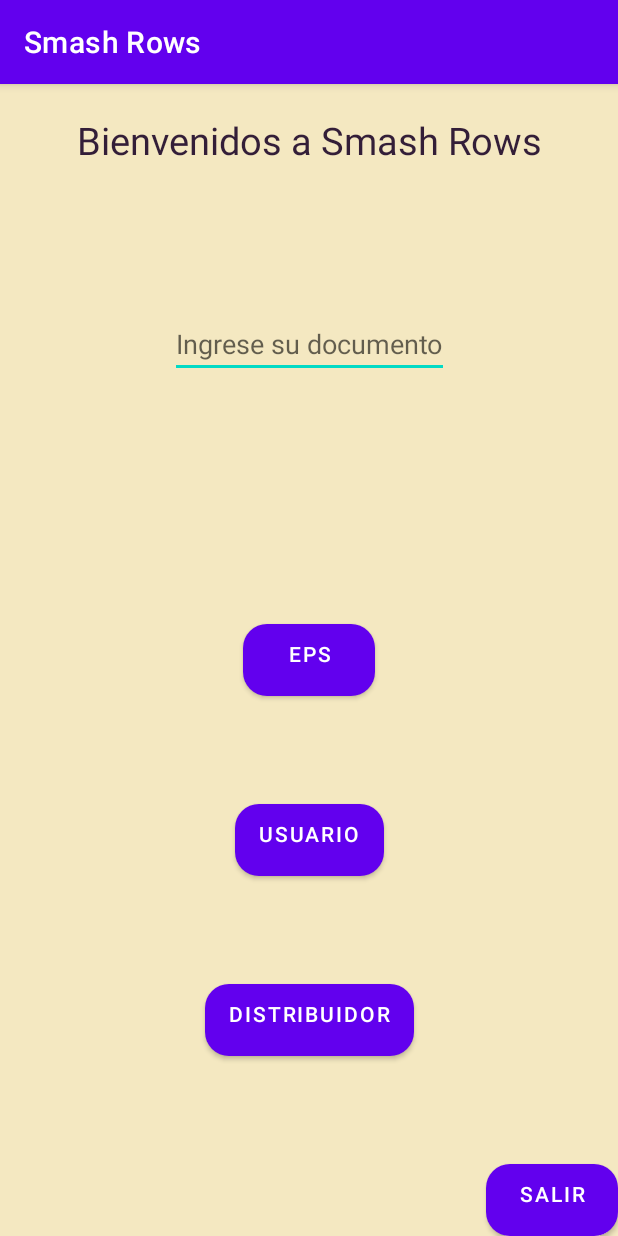
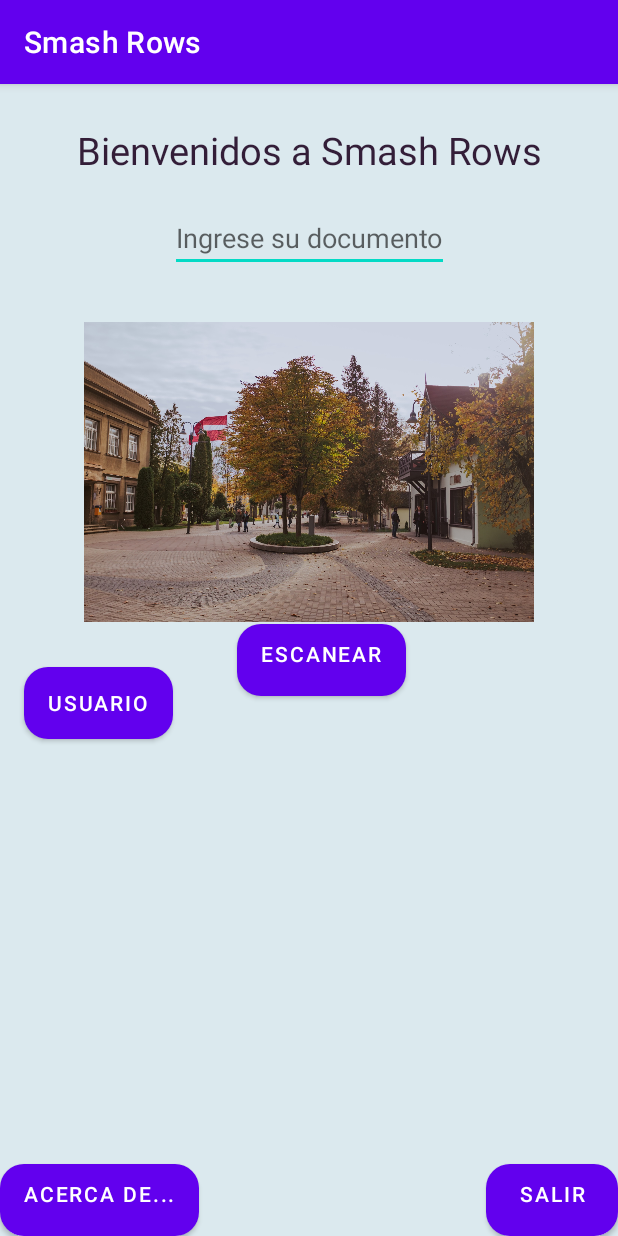
Before and after one commit to Diegoapp55/Proyecto-Sistemas-Embebidos-Smash-Rows, an Android app: the screen it shows after launch (MainActivity), on a phone screen of 412 x 824 dp. Run offline under Robolectric (Android 15) with nearby library versions, the phone set to English and light mode, and no system bars.

Commit message:
Change Button Color

```diff
--- a/SmashRowsApp/app/src/main/res/layout/activity_main.xml
+++ b/SmashRowsApp/app/src/main/res/layout/activity_main.xml
@@ -17,7 +17,7 @@
         android:textColor="#331E38"
         android:layout_margin="10dp"
         android:padding="10dp"
-        app:layout_constraintVertical_bias="0"
+        app:layout_constraintVertical_bias="0.01"
         app:layout_constraintBottom_toBottomOf="parent"
         app:layout_constraintEnd_toEndOf="parent"
         app:layout_constraintStart_toStartOf="parent"
@@ -30,50 +30,61 @@
         android:hint="Ingrese su documento"
         android:layout_margin="10dp"
         android:gravity="center_horizontal"
-        app:layout_constraintVertical_bias="0.2"
+        app:layout_constraintVertical_bias="0.1"
         app:layout_constraintBottom_toBottomOf="parent"
         app:layout_constraintEnd_toEndOf="parent"
         app:layout_constraintStart_toStartOf="parent"
         app:layout_constraintTop_toTopOf="parent"
         android:id="@+id/InsertDocument"/>
 
+    <ImageView
+        android:layout_width="300dp"
+        android:layout_height="200dp"
+        app:layout_constraintBottom_toBottomOf="@id/Users"
+        app:layout_constraintEnd_toEndOf="parent"
+        app:layout_constraintStart_toStartOf="parent"
+        app:layout_constraintTop_toTopOf="@id/InsertDocument"
+        app:srcCompat="@drawable/logo" />
+
+    <Button
+        android:id="@+id/Users"
+        android:layout_width="wrap_content"
+        android:layout_height="wrap_content"
+        android:layout_marginHorizontal="0dp"
+        android:layout_marginStart="16dp"
+        android:background="@drawable/round_button"
+        android:text="Usuario"
+        app:layout_constraintBottom_toBottomOf="parent"
+        app:layout_constraintEnd_toEndOf="0"
+        app:layout_constraintStart_toStartOf="parent"
+        app:layout_constraintTop_toTopOf="parent"
+        app:layout_constraintVertical_bias="0.54" />
+
     <Button
         android:layout_width="wrap_content"
         android:layout_height="wrap_content"
-        android:text="EPS"
+        android:text="Escanear"
         android:gravity="center_horizontal"
         android:background="@drawable/round_button"
         app:layout_constraintBottom_toBottomOf="parent"
         app:layout_constraintEnd_toEndOf="parent"
-        app:layout_constraintStart_toStartOf="parent"
+        app:layout_constraintStart_toStartOf="@id/Users"
         app:layout_constraintTop_toTopOf="parent"
-        android:id="@+id/EPS"/>
-
-
+        android:id="@+id/Scanner"/>
 
     <Button
         android:layout_width="wrap_content"
         android:layout_height="wrap_content"
-        android:text="Usuario"
+        android:text="Acerca de..."
         android:gravity="center_horizontal"
         android:background="@drawable/round_button"
-        app:layout_constraintBottom_toBottomOf="@id/Distributor"
-        app:layout_constraintEnd_toEndOf="parent"
-        app:layout_constraintStart_toStartOf="parent"
-        app:layout_constraintTop_toTopOf="@id/EPS"
-        android:id="@+id/Users"/>
-
-    <Button
-        android:layout_width="wrap_content"
-        android:layout_height="wrap_content"
-        android:text="Distribuidor"
-        android:gravity="center_horizontal"
-        android:background="@drawable/round_button"
+        app:layout_constraintVertical_bias="1"
+        app:layout_constraintHorizontal_bias="0"
         app:layout_constraintBottom_toBottomOf="parent"
         app:layout_constraintEnd_toEndOf="parent"
         app:layout_constraintStart_toStartOf="parent"
-        app:layout_constraintTop_toTopOf="@id/Users"
-        android:id="@+id/Distributor"/>
+        app:layout_constraintTop_toTopOf="parent"
+        android:id="@+id/AboutUs"/>
 
     <Button
         android:layout_width="wrap_content"
--- a/SmashRowsApp/app/src/main/res/values/colors.xml
+++ b/SmashRowsApp/app/src/main/res/values/colors.xml
@@ -7,6 +7,7 @@
     <color name="teal_700">#FF018786</color>
     <color name="black">#FF000000</color>
     <color name="white">#FFFFFFFF</color>
-    <color name="background">#F4E8C1</color>
-    <color name="backButtons">#706993</color>
+    <color name="background">#DBE9EE</color>
+    <color name="backButtons">#A14DA0</color>
+    <color name="steelblue">#4381C1</color>
 </resources>
```
Also changed, not shown: SmashRowsApp/app/src/main/res/drawable-mdpi/exit.png (added), SmashRowsApp/app/src/main/res/drawable-mdpi/logo.jpg (added), 395 other files.
